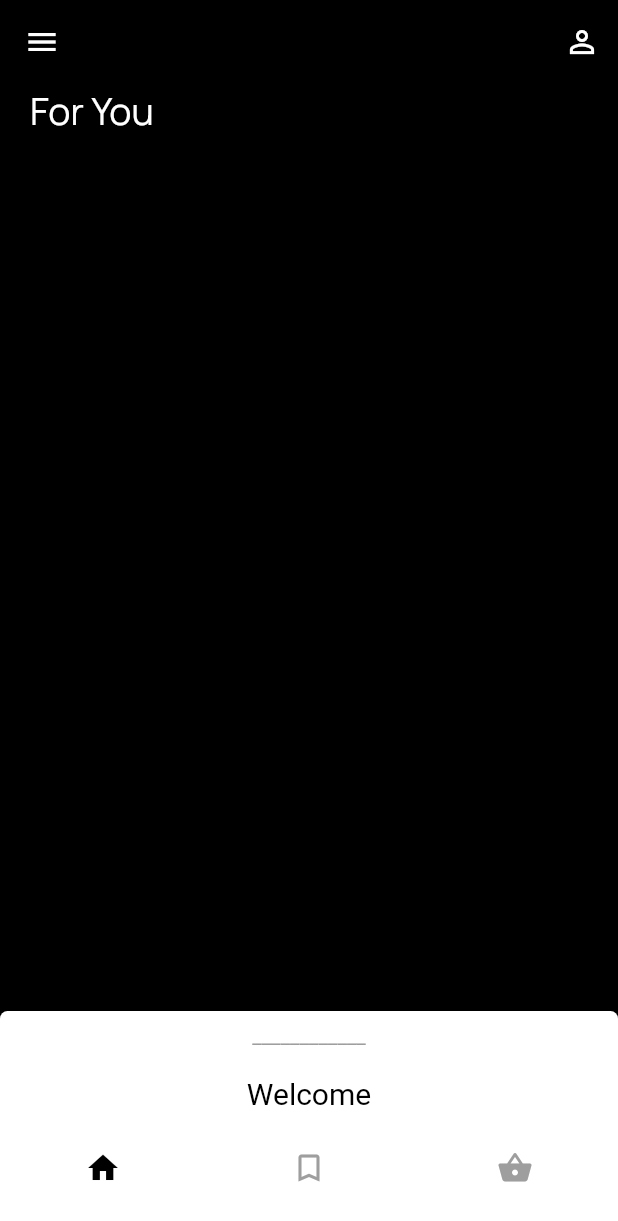
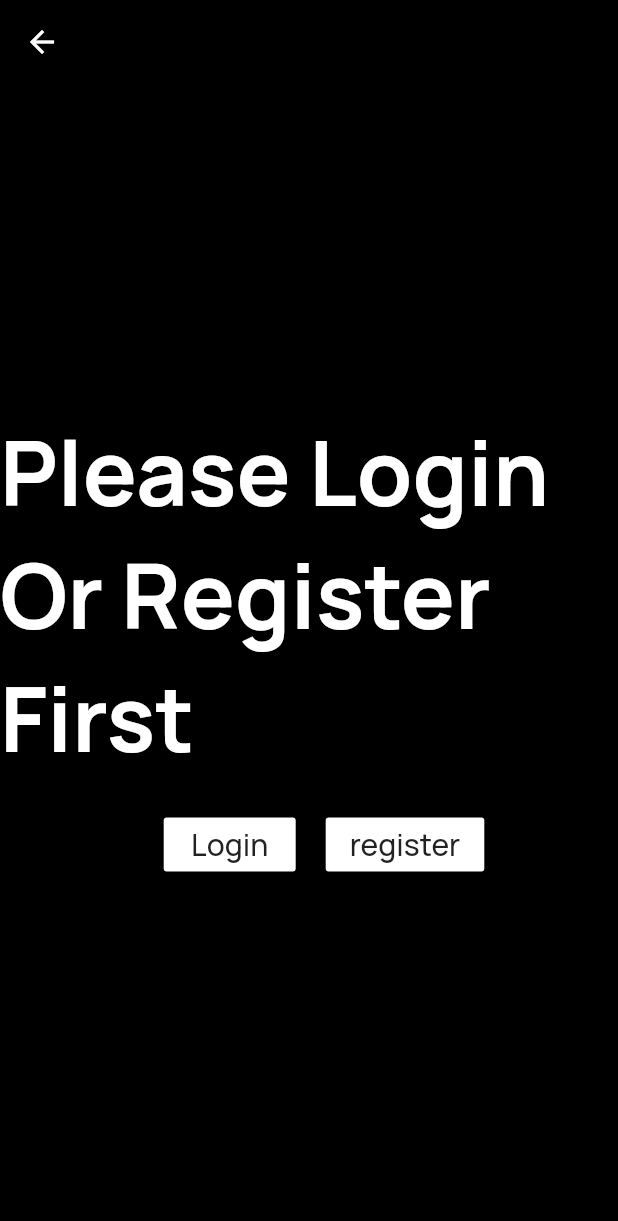
Before and after one commit to amirmekk/ecommerce_store, a Flutter app: the Products screen opened by its route, after a tap on the "perm identity" icon, on a phone screen of 412 x 824 dp. Shown: the top 1221 px of the screen. Run offline on Flutter 3.47's test engine with Material 2 defaults, Android fonts, the phone set to English and light mode, and no system bars; our stand-ins replace flutter_redux, google_fonts, redux, redux_thunk, shared_preferences; missing offline and left inert: redux_logging; accounts and stored records are empty.

Commit message:
created a new profile page that displays user information and let them log out of the app

```diff
--- a/lib/redux/reducers.dart
+++ b/lib/redux/reducers.dart
@@ -14,10 +14,13 @@ User userReducer(User user, dynamic action) {
   if (action is GetUserAction) {
     return action.user;
   }
+  if (action is LogUserOutAction) {
+    return action.user;
+  }
   return user;
 }
 
-List<Product> productsReducer(List<Product>product, dynamic action) {
+List<Product> productsReducer(List<Product> product, dynamic action) {
   if (action is GetProductAction) {
     return action.products;
   }
--- a/lib/screens/products_screen.dart
+++ b/lib/screens/products_screen.dart
@@ -19,21 +19,28 @@ class _ProductsState extends State<Products> {
     widget.onInit();
   }
 
-  AppBar customAppBar = AppBar(
+  AppBar customAppBar(BuildContext context) {
+    return AppBar(
       backgroundColor: Colors.black,
       elevation: 0.0,
-    leading: IconButton(icon: Icon(Icons.menu), onPressed: () {}),
+      leading:
+          IconButton(icon: Icon(Icons.menu), onPressed: () {}, iconSize: 30),
       actions: <Widget>[
         IconButton(
-          icon: Icon(Icons.perm_identity),
+            iconSize: 30,
+            icon: Icon(
+              Icons.perm_identity,
+            ),
             onPressed: () {
-            // Navigator.pushNamed(context, '/login');
+              Navigator.pushNamed(context, '/profile');
             }),
       ],
     );
+  }
+
   Widget customBottomNavBar(BuildContext context, AppState store) {
     return SizedBox(
-      height: 150.0,
+      height: 120.0,
       child: Container(
         decoration: BoxDecoration(
           color: Colors.white,
@@ -140,7 +147,7 @@ class _ProductsState extends State<Products> {
         return Scaffold(
           body: productList(context, state),
           bottomNavigationBar: customBottomNavBar(context, state),
-          appBar: customAppBar,
+          appBar: customAppBar(context),
         );
       },
     );
--- /dev/null
+++ b/lib/screens/profile_page.dart
@@ -0,0 +1,198 @@
+import 'package:flutter/material.dart';
+import 'package:flutter_redux/flutter_redux.dart';
+import 'package:google_fonts/google_fonts.dart';
+import 'package:puzzle_Store/models/app_state.dart';
+import 'package:puzzle_Store/redux/actions.dart';
+
+class ProfilePage extends StatefulWidget {
+  @override
+  _ProfilePageState createState() => _ProfilePageState();
+}
+
+class _ProfilePageState extends State<ProfilePage> {
+  @override
+  Widget build(BuildContext context) {
+    return StoreConnector<AppState, AppState>(
+        converter: (store) => store.state,
+        builder: (context, state) {
+          return Scaffold(
+            appBar: AppBar(
+              backgroundColor: Colors.black,
+              leading: IconButton(
+                icon: Icon(Icons.arrow_back),
+                onPressed: () {
+                  Navigator.of(context).pop();
+                },
+              ),
+            ),
+            body: state.user == null
+                ? noUserContainer(context)
+                : userExistsContainer(context, state),
+          );
+        });
+  }
+
+  Container userExistsContainer(BuildContext context, AppState state) {
+    return Container(
+      child: Column(
+        children: <Widget>[
+          Padding(
+            padding: const EdgeInsets.symmetric(vertical: 18.0),
+            child: Row(
+              mainAxisAlignment: MainAxisAlignment.spaceAround,
+              children: <Widget>[
+                CircleAvatar(
+                  child: Icon(
+                    Icons.person_pin,
+                    size: 60,
+                    color: Colors.black,
+                  ),
+                  radius: 40,
+                  backgroundColor: Colors.white,
+                ),
+                Column(
+                  crossAxisAlignment: CrossAxisAlignment.start,
+                  children: <Widget>[
+                    Text(
+                      'Username : ${state.user.username}',
+                      style: GoogleFonts.getFont(
+                        'Manrope',
+                        textStyle: TextStyle(
+                          color: Colors.white,
+                          fontWeight: FontWeight.bold,
+                          fontSize: 20,
+                        ),
+                      ),
+                    ),
+                    Text(
+                      'Email : ${state.user.email}',
+                      style: GoogleFonts.getFont(
+                        'Manrope',
+                        textStyle: TextStyle(
+                          color: Colors.white,
+                          fontSize: 18,
+                        ),
+                      ),
+                    ),
+                  ],
+                ),
+              ],
+            ),
+          ),
+          Divider(
+            thickness: 1,
+            color: Colors.grey,
+          ),
+          ListTile(
+            leading: Icon(Icons.credit_card, color: Colors.white),
+            title: Text(
+              'credit cards',
+              style: GoogleFonts.getFont(
+                'Manrope',
+                textStyle: TextStyle(
+                  color: Colors.white,
+                  fontSize: 18,
+                ),
+              ),
+            ),
+          ),
+          ListTile(
+            leading: Icon(Icons.receipt, color: Colors.white),
+            title: Text(
+              'Reciepts',
+              style: GoogleFonts.getFont(
+                'Manrope',
+                textStyle: TextStyle(
+                  color: Colors.white,
+                  fontSize: 18,
+                ),
+              ),
+            ),
+          ),
+          Divider(
+            thickness: 1,
+            color: Colors.grey,
+          ),
+          ListTile(
+            leading: Icon(Icons.exit_to_app, color: Colors.red),
+            onTap: () {
+              StoreProvider.of<AppState>(context).dispatch(logUserOutAction);
+            },
+            title: Text(
+              'Logout',
+              style: GoogleFonts.getFont(
+                'Manrope',
+                textStyle: TextStyle(
+                  color: Colors.red,
+                  fontSize: 18,
+                ),
+              ),
+            ),
+          ),
+        ],
+      ),
+    );
+  }
+
+  Container noUserContainer(BuildContext context) {
+    return Container(
+      child: Column(
+        crossAxisAlignment: CrossAxisAlignment.center,
+        mainAxisAlignment: MainAxisAlignment.center,
+        children: <Widget>[
+          Text(
+            'Please Login Or Register First',
+            style: GoogleFonts.getFont(
+              'Manrope',
+              textStyle: TextStyle(
+                color: Colors.white,
+                fontWeight: FontWeight.bold,
+                fontSize: 60,
+              ),
+            ),
+          ),
+          Row(
+            mainAxisAlignment: MainAxisAlignment.center,
+            children: <Widget>[
+              Padding(
+                padding: const EdgeInsets.all(20.0),
+                child: FlatButton(
+                  onPressed: () {
+                    Navigator.of(context).pushNamed('/login');
+                  },
+                  child: Text(
+                    'Login',
+                    style: GoogleFonts.getFont(
+                      'Manrope',
+                      textStyle: TextStyle(
+                        //fontWeight: FontWeight.bold,
+                        fontSize: 20,
+                      ),
+                    ),
+                  ),
+                  color: Colors.white,
+                ),
+              ),
+              FlatButton(
+                onPressed: () {
+                  Navigator.of(context).pushNamed('/register');
+                },
+                child: Text(
+                  'register',
+                  style: GoogleFonts.getFont(
+                    'Manrope',
+                    textStyle: TextStyle(
+                      //fontWeight: FontWeight.bold,
+                      fontSize: 20,
+                    ),
+                  ),
+                ),
+                color: Colors.white,
+              ),
+            ],
+          ),
+        ],
+      ),
+    );
+  }
+}
```
Also changed, not shown: lib/main.dart (+7 -4 lines), lib/redux/actions.dart (+15 -1 lines). Lines whose indentation alone changed are shown as unchanged.
